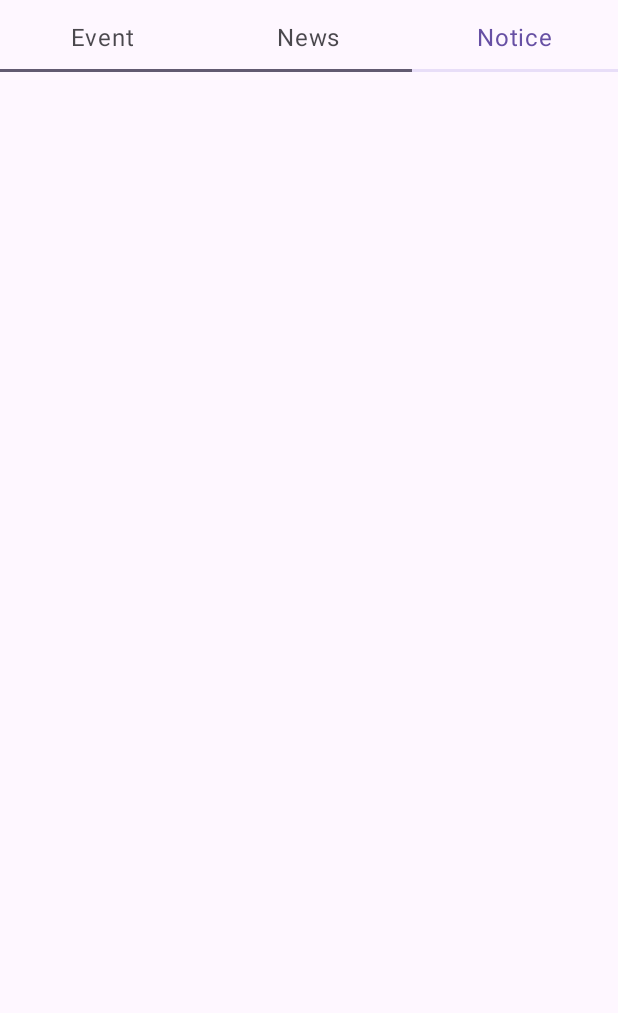
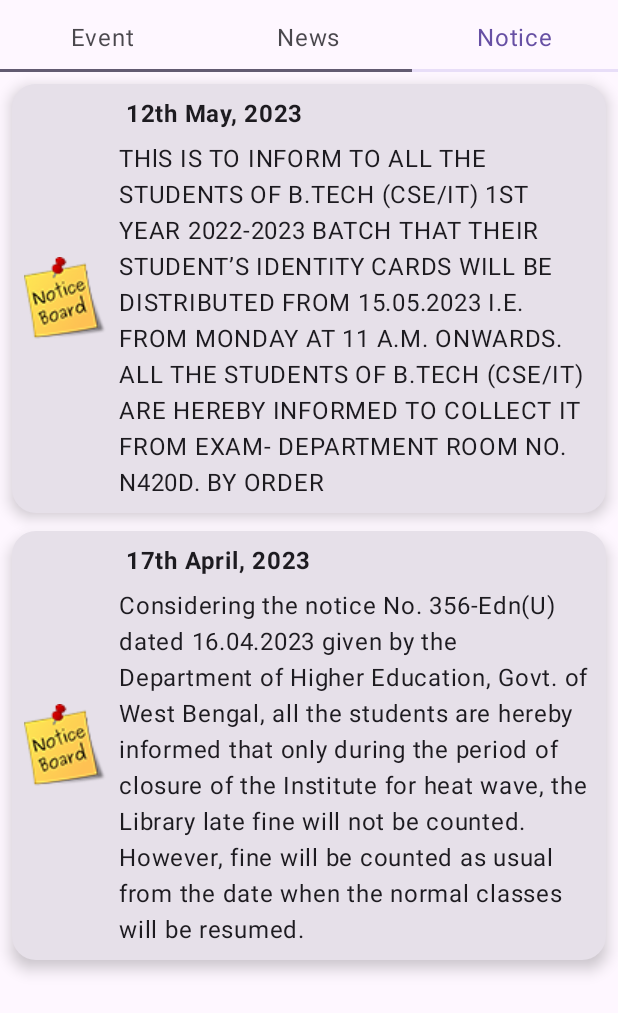
Before and after one commit to Saket37/RCC-IIT-App, an Android app built with Jetpack Compose: the composable UpdateScreen shown on its own in the app's theme, tab 3 chosen, on a phone screen of 412 x 824 dp. Shown: the top 1013 px of the screen. Run offline under Robolectric (Android 15) with nearby library versions, the light colour scheme and no system bars; our stand-ins replace Dagger/Hilt's generated code.

Commit message:
changes to notice and news from updates screen

```diff
--- a/app/src/main/java/com/example/rcciitapp/ui/updates/Event.kt
+++ b/app/src/main/java/com/example/rcciitapp/ui/updates/Event.kt
@@ -169,8 +169,11 @@ fun EventCardStatic(title: String, date: String, description: String, venue: Str
                 Text(
                     text = title, fontSize = 18.sp, fontWeight = FontWeight.Bold
                 )
+                Spacer(modifier = Modifier.height(6.dp))
                 Text(text = date, fontWeight = FontWeight.Bold)
+                Spacer(modifier = Modifier.height(6.dp))
                 Text(text = venue, fontWeight = FontWeight.Bold)
+                Spacer(modifier = Modifier.height(6.dp))
                 Text(text = description)
 
             }
--- a/app/src/main/java/com/example/rcciitapp/ui/updates/Notice.kt
+++ b/app/src/main/java/com/example/rcciitapp/ui/updates/Notice.kt
@@ -1,12 +1,65 @@
 package com.example.rcciitapp.ui.updates
 
-import androidx.compose.foundation.layout.Box
+import androidx.compose.foundation.Image
+import androidx.compose.foundation.layout.*
+import androidx.compose.foundation.shape.RoundedCornerShape
+import androidx.compose.material3.Card
+import androidx.compose.material3.CardDefaults
+import androidx.compose.material3.Text
 import androidx.compose.runtime.Composable
+import androidx.compose.ui.Alignment
+import androidx.compose.ui.Modifier
+import androidx.compose.ui.res.painterResource
+import androidx.compose.ui.text.font.FontWeight
+import androidx.compose.ui.unit.dp
+import com.example.rcciitapp.R
 
 @Composable
 fun Notice() {
     Box(
+        modifier = Modifier.padding(8.dp)
     ) {
-        WebViewWrapper(url = "https://www.rcciit.org/updates/notice.aspx")
+        Column(verticalArrangement = Arrangement.SpaceEvenly) {
+            NoticeCard(
+                date = " 12th May, 2023",
+                description = "THlS IS TO INFORM TO ALL THE STUDENTS OF B.TECH (CSE/IT) 1ST YEAR 2022-2023 BATCH THAT THEIR STUDENT’S IDENTITY CARDS WILL BE DISTRIBUTED FROM 15.05.2023 I.E. FROM MONDAY AT 11 A.M. ONWARDS. ALL THE STUDENTS OF B.TECH (CSE/IT) ARE HEREBY INFORMED TO COLLECT IT FROM EXAM- DEPARTMENT ROOM NO. N420D. BY ORDER"
+            )
+            Spacer(modifier = Modifier.height(12.dp))
+            NoticeCard(
+                date = " 17th April, 2023",
+                description = "Considering the notice No. 356-Edn(U) dated 16.04.2023 given by the Department of Higher Education, Govt. of West Bengal, all the students are hereby informed that only during the period of closure of the Institute for heat wave, the Library late fine will not be counted. However, fine will be counted as usual from the date when the normal classes will be resumed."
+            )
+            //WebViewWrapper(url = "https://www.rcciit.org/updates/notice.aspx")
+        }
     }
 }
+
+@Composable
+fun NoticeCard(date: String, description: String) {
+    Card(
+        modifier = Modifier
+            .fillMaxWidth(),
+        elevation = CardDefaults.cardElevation(6.dp),
+        shape = RoundedCornerShape(16.dp)
+    ) {
+        Row(
+            verticalAlignment = Alignment.CenterVertically,
+            modifier = Modifier.padding(8.dp),
+            horizontalArrangement = Arrangement.SpaceEvenly
+        ) {
+            Image(
+                painter = painterResource(id = R.drawable.ic_notice), contentDescription = null
+            )
+            Spacer(modifier = Modifier.width(8.dp))
+            Column(
+                verticalArrangement = Arrangement.SpaceEvenly,
+                horizontalAlignment = Alignment.Start
+            ) {
+                Text(text = date, fontWeight = FontWeight.Bold)
+                Spacer(modifier = Modifier.height(6.dp))
+                Text(text = description)
+            }
+        }
+
+    }
+}
```
Also changed, not shown: app/src/main/java/com/example/rcciitapp/ui/updates/News.kt (+67 -2 lines).
